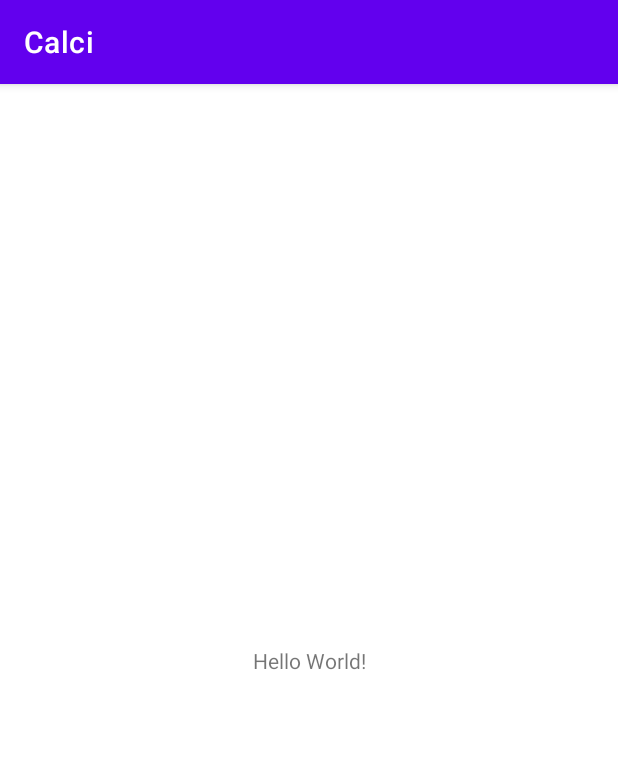
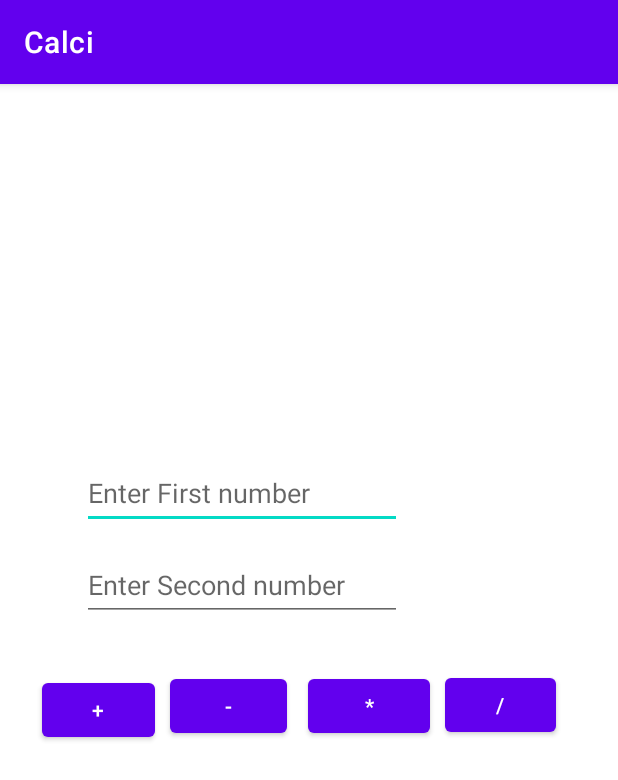
Before and after one commit to ashnacp/madlab, an Android app: the screen it shows after launch (MainActivity), on a phone screen of 412 x 824 dp. Shown: the top 780 px of the screen. Run offline under Robolectric (Android 15) with nearby library versions, the phone set to English and light mode, and no system bars.

Commit message:
Experiments on 10/10/2023

```diff
--- a/Calci/app/src/main/java/com/example/calci/MainActivity.java
+++ b/Calci/app/src/main/java/com/example/calci/MainActivity.java
@@ -3,6 +3,10 @@ package com.example.calci;
 import androidx.appcompat.app.AppCompatActivity;
 
 import android.os.Bundle;
+import android.view.View;
+import android.widget.EditText;
+import android.widget.TextView;
+import android.widget.Toast;
 
 public class MainActivity extends AppCompatActivity {
 
@@ -11,4 +15,32 @@ public class MainActivity extends AppCompatActivity {
         super.onCreate(savedInstanceState);
         setContentView(R.layout.activity_main);
     }
+    public void sum(View view) {
+        EditText n1=findViewById(R.id.editTextNumber2);
+        EditText n2=findViewById(R.id.editTextNumber);
+        TextView t1=findViewById(R.id.textView);
+        t1.setText("Sum is :"+(Integer.parseInt(n1.getText().toString())+Integer.parseInt(n2.getText().toString())));
+        t1.setVisibility(View.VISIBLE);
+    }
+    public void diff(View view) {
+        EditText n1=findViewById(R.id.editTextNumber2);
+        EditText n2=findViewById(R.id.editTextNumber);
+        TextView t1=findViewById(R.id.textView);
+        t1.setText("Difference is :"+(Integer.parseInt(n1.getText().toString())-Integer.parseInt(n2.getText().toString())));
+        t1.setVisibility(View.VISIBLE);
+    }
+    public void prod(View view) {
+        EditText n1=findViewById(R.id.editTextNumber2);
+        EditText n2=findViewById(R.id.editTextNumber);
+        TextView t1=findViewById(R.id.textView);
+        t1.setText("Product is :"+(Integer.parseInt(n1.getText().toString())*Integer.parseInt(n2.getText().toString())));
+        t1.setVisibility(View.VISIBLE);
+    }
+    public void quotient(View view) {
+        EditText n1=findViewById(R.id.editTextNumber2);
+        EditText n2=findViewById(R.id.editTextNumber);
+        TextView t1=findViewById(R.id.textView);
+        t1.setText("Division is :"+(Double.parseDouble(n1.getText().toString())/Double.parseDouble(n2.getText().toString())));
+        t1.setVisibility(View.VISIBLE);
+    }
 }
--- a/Calci/app/src/main/res/layout/activity_main.xml
+++ b/Calci/app/src/main/res/layout/activity_main.xml
@@ -6,13 +6,109 @@
     android:layout_height="match_parent"
     tools:context=".MainActivity">
 
-    <TextView
+    <Button
+        android:id="@+id/button4"
+        android:layout_width="74dp"
+        android:layout_height="48dp"
+        android:onClick="quotient"
+        android:text="/"
+        app:layout_constraintBottom_toBottomOf="parent"
+        app:layout_constraintEnd_toEndOf="parent"
+        app:layout_constraintHorizontal_bias="0.878"
+        app:layout_constraintStart_toStartOf="parent"
+        app:layout_constraintTop_toTopOf="parent"
+        app:layout_constraintVertical_bias="0.542" />
+
+    <Button
+        android:id="@+id/button2"
+        android:layout_width="78dp"
+        android:layout_height="48dp"
+        android:onClick="diff"
+        android:text="-"
+        app:layout_constraintBottom_toBottomOf="parent"
+        app:layout_constraintEnd_toEndOf="parent"
+        app:layout_constraintHorizontal_bias="0.339"
+        app:layout_constraintStart_toStartOf="parent"
+        app:layout_constraintTop_toTopOf="parent"
+        app:layout_constraintVertical_bias="0.543" />
+
+    <Button
+        android:id="@+id/button3"
+        android:layout_width="81dp"
+        android:layout_height="48dp"
+        android:text="*"
+        android:onClick="prod"
+        app:layout_constraintBottom_toBottomOf="parent"
+        app:layout_constraintEnd_toEndOf="parent"
+        app:layout_constraintHorizontal_bias="0.621"
+        app:layout_constraintStart_toStartOf="parent"
+        app:layout_constraintTop_toTopOf="parent"
+        app:layout_constraintVertical_bias="0.543" />
+
+    <EditText
+        android:id="@+id/editTextNumber2"
         android:layout_width="wrap_content"
         android:layout_height="wrap_content"
-        android:text="Hello World!"
+        android:layout_marginStart="57dp"
+        android:layout_marginTop="216dp"
+        android:layout_marginEnd="144dp"
+        android:layout_marginBottom="471dp"
+        android:ems="10"
+        android:hint="Enter First number"
+        android:inputType="number"
+        android:minHeight="48dp"
+        app:layout_constraintBottom_toBottomOf="parent"
+        app:layout_constraintEnd_toEndOf="parent"
+        app:layout_constraintHorizontal_bias="1.0"
+        app:layout_constraintStart_toStartOf="parent"
+        app:layout_constraintTop_toTopOf="parent"
+        app:layout_constraintVertical_bias="1.0" />
+
+    <EditText
+        android:id="@+id/editTextNumber"
+        android:layout_width="wrap_content"
+        android:layout_height="wrap_content"
+        android:layout_marginStart="57dp"
+        android:layout_marginEnd="144dp"
+        android:ems="10"
+        android:hint="Enter Second number"
+        android:inputType="number"
+        android:minHeight="48dp"
+        app:layout_constraintBottom_toBottomOf="parent"
+        app:layout_constraintEnd_toEndOf="parent"
+        app:layout_constraintHorizontal_bias="1.0"
+        app:layout_constraintStart_toStartOf="parent"
+        app:layout_constraintTop_toTopOf="parent"
+        app:layout_constraintVertical_bias="0.431" />
+
+    <Button
+        android:id="@+id/button"
+        android:layout_width="75dp"
+        android:layout_height="48dp"
+        android:onClick="sum"
+        android:text="+"
+        app:layout_constraintBottom_toBottomOf="parent"
+        app:layout_constraintEnd_toEndOf="parent"
+        app:layout_constraintHorizontal_bias="0.083"
+        app:layout_constraintStart_toStartOf="parent"
+        app:layout_constraintTop_toTopOf="parent"
+        app:layout_constraintVertical_bias="0.546" />
+
+    <TextView
+        android:id="@+id/textView"
+        android:layout_width="wrap_content"
+        android:layout_height="wrap_content"
+        android:layout_marginStart="61dp"
+        android:layout_marginTop="51dp"
+        android:layout_marginEnd="292dp"
+        android:layout_marginBottom="240dp"
+        android:text="TextView"
+        android:textColor="@color/black"
+        android:visibility="invisible"
+        android:textSize="15dp"
         app:layout_constraintBottom_toBottomOf="parent"
         app:layout_constraintEnd_toEndOf="parent"
         app:layout_constraintStart_toStartOf="parent"
-        app:layout_constraintTop_toTopOf="parent" />
+        app:layout_constraintTop_toBottomOf="@+id/button" />
 
 </androidx.constraintlayout.widget.ConstraintLayout>
```
